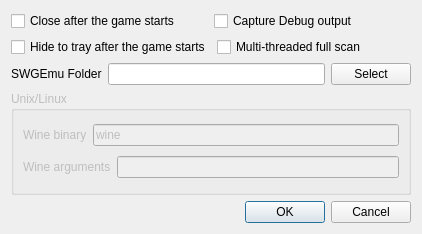
Qt form settings.ui (TheAnswer/Launchpad) before a commit.
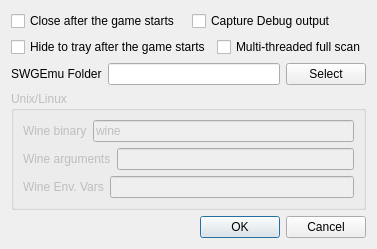
The same form after that commit.

Commit message: [added] wine env variable setting

```diff
--- a/settings.ui
+++ b/settings.ui
@@ -6,8 +6,8 @@
    <rect>
     <x>0</x>
     <y>0</y>
-    <width>422</width>
-    <height>234</height>
+    <width>347</width>
+    <height>239</height>
    </rect>
   </property>
   <property name="windowTitle">
@@ -115,6 +115,20 @@
         </item>
        </layout>
       </item>
+      <item row="2" column="0">
+       <layout class="QHBoxLayout" name="horizontalLayout_5">
+        <item>
+         <widget class="QLabel" name="label_4">
+          <property name="text">
+           <string>Wine Env. Vars</string>
+          </property>
+         </widget>
+        </item>
+        <item>
+         <widget class="QLineEdit" name="lineEdit_wine_env"/>
+        </item>
+       </layout>
+      </item>
      </layout>
     </widget>
    </item>
```
The commit also changes 8 other files.
